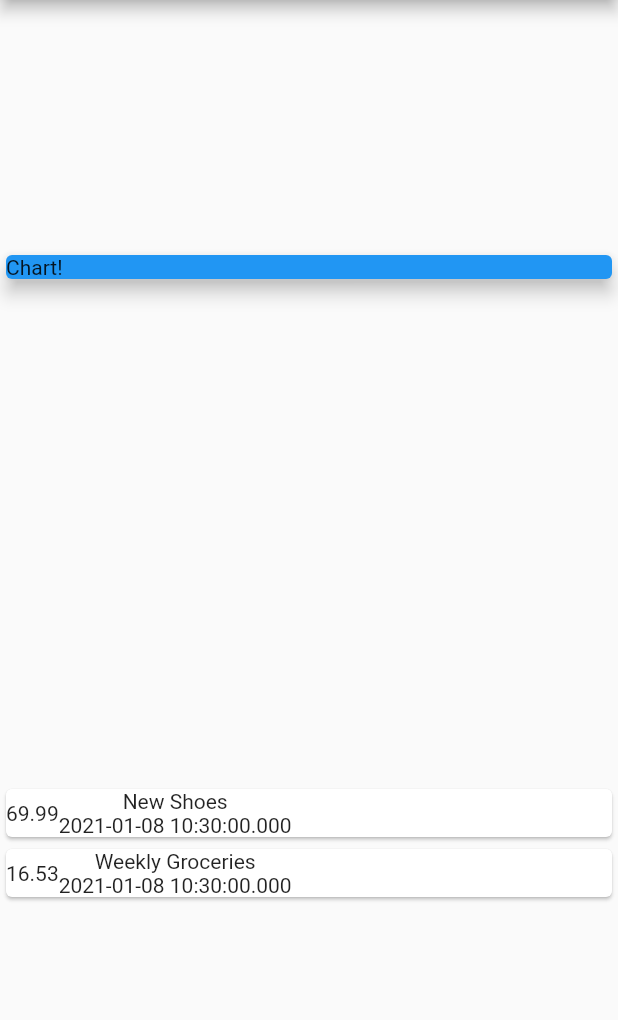
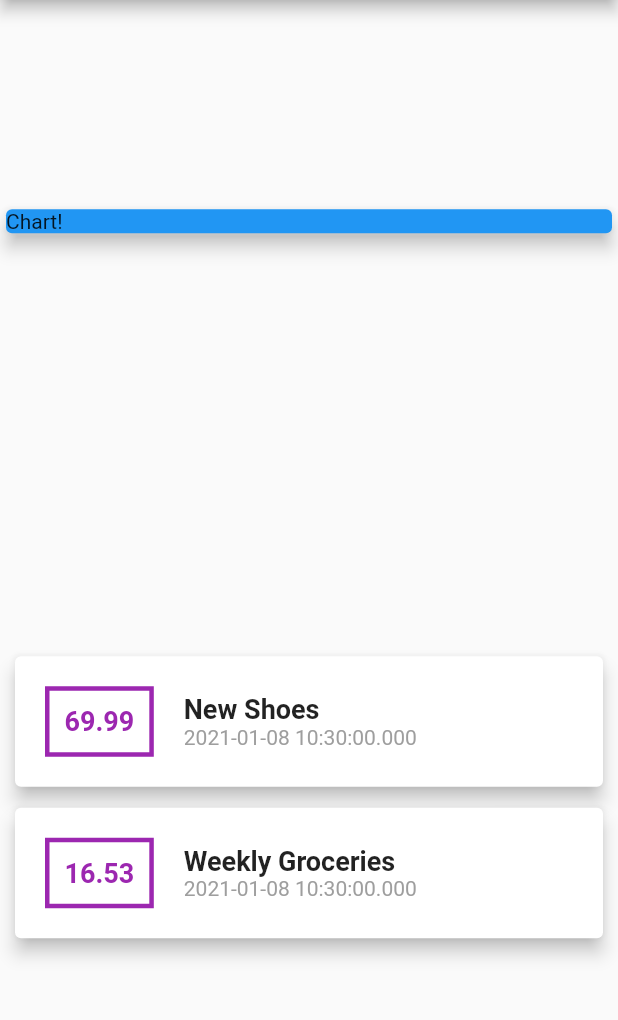
Before and after one commit to SeolJaeHyeok/personal_expense, a Flutter app: the screen it shows after launch, on a phone screen of 412 x 824 dp, the part 84-1104 px from its top. Run offline on Flutter 3.47's test engine with Material 2 defaults, Android fonts, the phone set to English and light mode, and no system bars.

Commit message:
Item List Styling약간

```diff
--- a/lib/main.dart
+++ b/lib/main.dart
@@ -57,7 +57,9 @@ class _MyHomePageState extends State<MyHomePage> {
           Container(
             width: double.infinity,
             child: Card(
-              child: Text('Chart!'),
+              child: Text(
+                'Chart!',
+              ),
               color: Colors.blue,
               elevation: 5,
             ),
@@ -68,16 +70,44 @@ class _MyHomePageState extends State<MyHomePage> {
                 child: Row(
                   children: [
                     Container(
-                      child: Text(tx.amount.toString()),
-                    ),
+                        child: Text(
+                          tx.amount.toString(),
+                          style: TextStyle(
+                            color: Colors.purple,
+                            fontWeight: FontWeight.bold,
+                            fontSize: 18,
+                          ),
+                        ),
+                        margin: EdgeInsets.all(20),
+                        padding: EdgeInsets.all(10),
+                        decoration: BoxDecoration(
+                            border: Border.all(
+                                color: Colors.purple,
+                                width: 3,
+                                style: BorderStyle.solid))),
                     Column(
+                      crossAxisAlignment: CrossAxisAlignment.start,
                       children: [
-                        Text(tx.title),
-                        Text(tx.date.toString()),
+                        Text(
+                          tx.title,
+                          style: TextStyle(
+                            fontSize: 18,
+                            fontWeight: FontWeight.bold,
+                          ),
+                        ),
+                        Text(
+                          tx.date.toString(),
+                          style: TextStyle(
+                            color: Colors.grey,
+                            fontSize: 14,
+                          ),
+                        ),
                       ],
                     )
                   ],
                 ),
+                margin: EdgeInsets.symmetric(vertical: 7, horizontal: 10),
+                elevation: 5,
               );
             }).toList(),
           )
```
